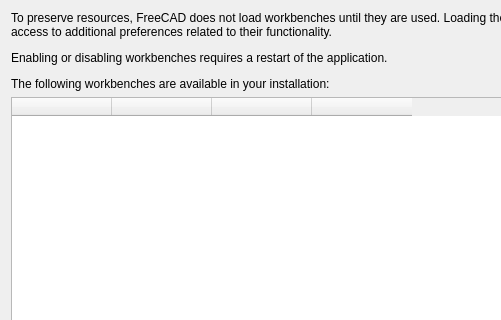
This is src/Gui/DlgSettingsLazyLoaded.ui in southseact-3d/fcd as Qt 5 draws it before an edit; both pictures show x 0 to 501 and y 0 to 320 of the 607 by 859 pixel window. The edited form follows.
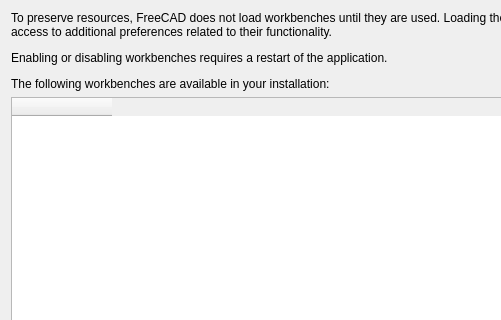
This is the edited form.

Commit message: Preferences: Workbench : Enable reordering workbenches with 2 buttons.

```diff
--- a/src/Gui/DlgSettingsLazyLoaded.ui
+++ b/src/Gui/DlgSettingsLazyLoaded.ui
@@ -52,21 +52,6 @@
        <string/>
       </property>
      </column>
-     <column>
-      <property name="text">
-       <string/>
-      </property>
-     </column>
-     <column>
-      <property name="text">
-       <string/>
-      </property>
-     </column>
-     <column>
-      <property name="text">
-       <string/>
-      </property>
-     </column>
     </widget>
    </item>
    </layout>
```
The commit also changes 2 other files.
